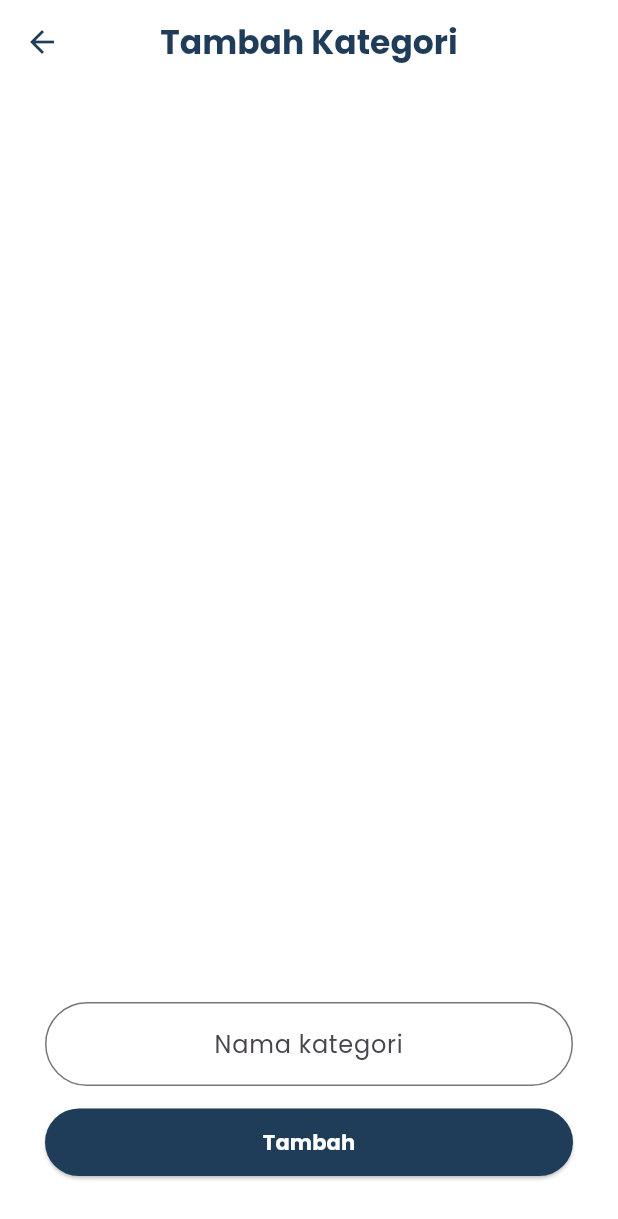
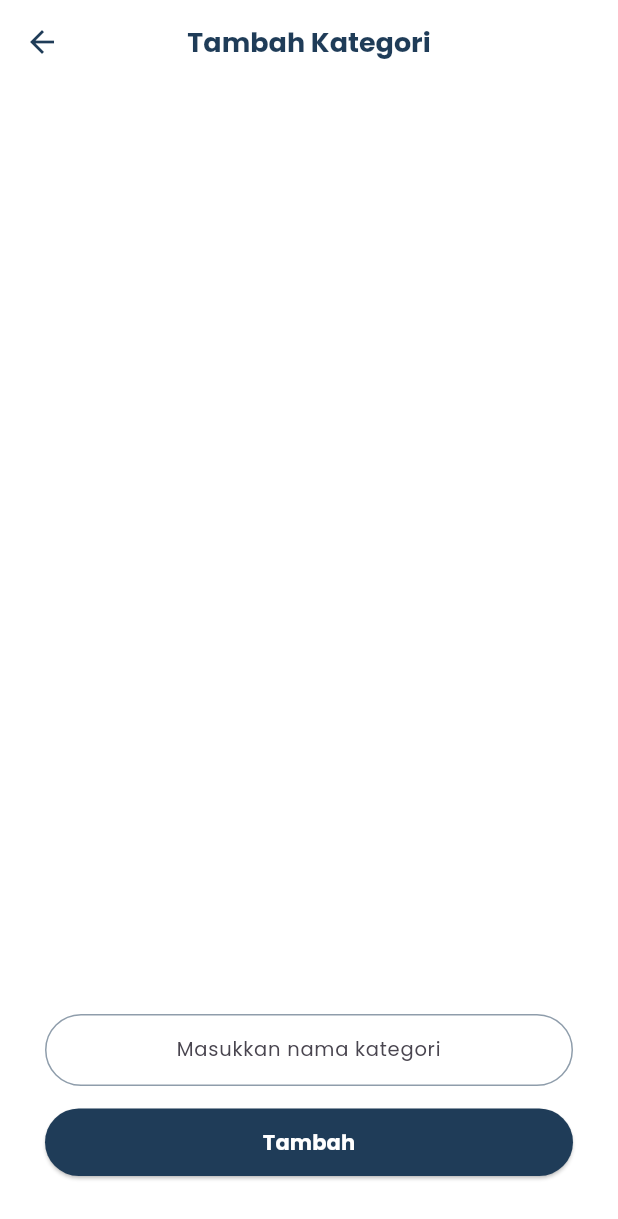
Before and after one commit to HusnulAzizah21/peminjaman_alat, a Flutter app: the KelolaKategoriPage screen opened directly, after a tap on "Tambah", on a phone screen of 412 x 824 dp. Shown: the top 1219 px of the screen. Run offline on Flutter 3.47's test engine with Material 3 defaults, Android fonts, the phone set to English and light mode, and no system bars; our stand-ins replace get, google_fonts, image_picker, supabase_flutter; accounts and stored records are empty.

Commit message:
update_kategori

```diff
--- a/lib/pages/admin/manajemen_alat/crud_kategori/kelola_kategori.dart
+++ b/lib/pages/admin/manajemen_alat/crud_kategori/kelola_kategori.dart
@@ -12,58 +12,170 @@ class KelolaKategoriPage extends StatefulWidget {
 class _KelolaKategoriPageState extends State<KelolaKategoriPage> {
   final c = Get.find<AppController>();
   final katController = TextEditingController();
+  final editController = TextEditingController();
   final Color primaryColor = const Color(0xFF1F3C58);
 
   bool _isEditing = false;
   int? _selectedKategoriId;
 
-  // --- RESET MODE ---
+  // --- LOGIKA BATAL / RESET ---
   void _resetMode() {
     setState(() {
       _isEditing = false;
       _selectedKategoriId = null;
       katController.clear();
+      editController.clear();
+      FocusScope.of(context).unfocus();
     });
   }
 
-  // --- MODE EDIT ---
-  void _setEditMode(int id, String currentName) {
+  void _startInlineEdit(int id, String currentName) {
     setState(() {
       _isEditing = true;
       _selectedKategoriId = id;
-      katController.text = currentName;
+      editController.text = currentName;
     });
   }
 
-  // --- FUNGSI SIMPAN (TAMBAH & UPDATE) ---
-  Future<void> _simpanKategori() async {
-    if (katController.text.isEmpty) return;
+  Future<void> _simpanKategori({bool isInline = false}) async {
+    String namaBaru = isInline ? editController.text : katController.text;
+    if (namaBaru.isEmpty) return;
 
     try {
-      if (_isEditing) {
+      if (_isEditing && _selectedKategoriId != null) {
         await c.supabase
             .from('kategori')
-            .update({'nama_kategori': katController.text})
+            .update({'nama_kategori': namaBaru})
             .eq('id_kategori', _selectedKategoriId!);
-
-        Get.snackbar("Sukses", "Kategori diperbarui", backgroundColor: Colors.white);
       } else {
         await c.supabase
             .from('kategori')
-            .insert({'nama_kategori': katController.text});
-
-        Get.snackbar("Sukses", "Kategori ditambahkan", backgroundColor: Colors.white);
+            .insert({'nama_kategori': namaBaru});
       }
 
-      // TRIGGER REFRESH: Memberitahu AdminPage untuk update list horizontal
       c.triggerRefresh();
       _resetMode();
     } catch (e) {
-      Get.snackbar("Error", "Gagal menyimpan: $e", backgroundColor: Colors.red, colorText: Colors.white);
+      Get.snackbar("Error", "Gagal menyimpan data", backgroundColor: Colors.red, colorText: Colors.white);
     }
   }
 
-  // --- DIALOG HAPUS ---
+  @override
+  Widget build(BuildContext context) {
+    return GestureDetector(
+      onTap: () {
+        if (_isEditing) _resetMode();
+      },
+      child: Scaffold(
+        backgroundColor: Colors.white,
+        appBar: AppBar(
+          leading: IconButton(icon: Icon(Icons.arrow_back, color: primaryColor), onPressed: () => Get.back()),
+          title: Text("Tambah Kategori", style: TextStyle(fontWeight: FontWeight.bold, color: primaryColor, fontSize: 18)),
+          backgroundColor: Colors.white,
+          elevation: 0,
+          centerTitle: true,
+        ),
+        body: Padding(
+          padding: const EdgeInsets.symmetric(horizontal: 30),
+          child: Column(
+            children: [
+              Expanded(
+                child: FutureBuilder(
+                  future: c.supabase.from('kategori').select().order('nama_kategori'),
+                  builder: (context, snapshot) {
+                    // PENGGANTI LOADING: Jika data belum siap, tampilkan Container kosong atau daftar kosong
+                    if (!snapshot.hasData && snapshot.connectionState == ConnectionState.waiting) {
+                      return const SizedBox.shrink(); // Tidak ada loading muter-muter
+                    }
+
+                    final data = snapshot.data as List? ?? [];
+                    return ListView.builder(
+                      itemCount: data.length,
+                      itemBuilder: (context, i) {
+                        final item = data[i];
+                        bool isRowEditing = _isEditing && _selectedKategoriId == item['id_kategori'];
+
+                        return Column(
+                          children: [
+                            ListTile(
+                              contentPadding: EdgeInsets.zero,
+                              title: isRowEditing
+                                ? TextField(
+                                    controller: editController,
+                                    autofocus: true,
+                                    style: TextStyle(color: primaryColor, fontWeight: FontWeight.w600, fontSize: 14),
+                                    decoration: const InputDecoration(border: InputBorder.none, isDense: true),
+                                  )
+                                : InkWell(
+                                    onTap: () => _startInlineEdit(item['id_kategori'], item['nama_kategori']),
+                                    child: Text(item['nama_kategori'],
+                                      style: TextStyle(color: primaryColor, fontWeight: FontWeight.w600, fontSize: 14)),
+                                  ),
+                              trailing: Row(
+                                mainAxisSize: MainAxisSize.min,
+                                children: [
+                                  if (isRowEditing) ...[
+                                    IconButton(
+                                      icon: Icon(Icons.check, color: primaryColor, size: 20),
+                                      onPressed: () => _simpanKategori(isInline: true),
+                                    ),
+                                    IconButton(
+                                      icon: Icon(Icons.cancel, color: primaryColor, size: 20),
+                                      onPressed: _resetMode,
+                                    ),
+                                  ],
+                                  if (!isRowEditing)
+                                    IconButton(
+                                      icon: Icon(Icons.delete, color: primaryColor, size: 20),
+                                      onPressed: () => _confirmDeleteKategori(item['id_kategori'], item['nama_kategori']),
+                                    ),
+                                ],
+                              ),
+                            ),
+                            const Divider(thickness: 1, height: 1),
+                          ],
+                        );
+                      },
+                    );
+                  },
+                ),
+              ),
+              const SizedBox(height: 10),
+              TextField(
+                controller: katController,
+                textAlign: TextAlign.center,
+                style: const TextStyle(fontSize: 13),
+                decoration: InputDecoration(
+                  hintText: "Masukkan nama kategori",
+                  contentPadding: const EdgeInsets.symmetric(vertical: 10),
+                  border: OutlineInputBorder(borderRadius: BorderRadius.circular(30)),
+                  enabledBorder: OutlineInputBorder(
+                    borderRadius: BorderRadius.circular(30),
+                    borderSide: BorderSide(color: primaryColor.withOpacity(0.5)),
+                  ),
+                ),
+              ),
+              const SizedBox(height: 15),
+              SizedBox(
+                width: double.infinity,
+                height: 45,
+                child: ElevatedButton(
+                  onPressed: () => _simpanKategori(isInline: false),
+                  style: ElevatedButton.styleFrom(
+                    backgroundColor: primaryColor,
+                    shape: RoundedRectangleBorder(borderRadius: BorderRadius.circular(30))
+                  ),
+                  child: const Text("Tambah", style: TextStyle(color: Colors.white, fontWeight: FontWeight.bold)),
+                ),
+              ),
+              const SizedBox(height: 40),
+            ],
+          ),
+        ),
+      ),
+    );
+  }
+
   void _confirmDeleteKategori(int id, String name) {
     Get.dialog(
       Dialog(
@@ -80,22 +192,17 @@ class _KelolaKategoriPageState extends State<KelolaKategoriPage> {
               Row(
                 mainAxisAlignment: MainAxisAlignment.spaceEvenly,
                 children: [
-                  OutlinedButton(
-                    onPressed: () => Get.back(),
-                    child: const Text("Batal"),
-                  ),
+                  OutlinedButton(onPressed: () => Get.back(), child: const Text("Batal")),
                   ElevatedButton(
                     onPressed: () async {
                       try {
                         await c.supabase.from('kategori').delete().eq('id_kategori', id);
-
-                        c.triggerRefresh(); // Refresh AdminPage
+                        c.triggerRefresh();
                         Get.back();
-                        _resetMode(); // Refresh list lokal
-                        Get.snackbar("Sukses", "Kategori dihapus", backgroundColor: Colors.white);
+                        _resetMode();
                       } catch (e) {
                         Get.back();
-                        Get.snackbar("Gagal", "Kategori masih digunakan alat lain", backgroundColor: Colors.red, colorText: Colors.white);
+                        Get.snackbar("Gagal", "Data masih digunakan", backgroundColor: Colors.red, colorText: Colors.white);
                       }
                     },
                     style: ElevatedButton.styleFrom(backgroundColor: primaryColor),
@@ -109,87 +216,4 @@ class _KelolaKategoriPageState extends State<KelolaKategoriPage> {
       ),
     );
   }
-
-  @override
-  Widget build(BuildContext context) {
-    return Scaffold(
-      backgroundColor: Colors.white,
-      appBar: AppBar(
-        title: Text(_isEditing ? "Edit Kategori" : "Tambah Kategori", style: const TextStyle(fontWeight: FontWeight.bold)),
-        backgroundColor: Colors.white,
-        foregroundColor: primaryColor,
-        elevation: 0,
-        centerTitle: true,
-      ),
-      body: Padding(
-        padding: const EdgeInsets.symmetric(horizontal: 30),
-        child: Column(
-          children: [
-            Expanded(
-              child: FutureBuilder(
-                future: c.supabase.from('kategori').select().order('nama_kategori'),
-                builder: (context, snapshot) {
-                  if (snapshot.connectionState == ConnectionState.waiting) return const Center(child: CircularProgressIndicator());
-                  final data = snapshot.data as List? ?? [];
-                  return ListView.builder(
-                    itemCount: data.length,
-                    itemBuilder: (context, i) {
-                      final item = data[i];
-                      return Column(
-                        children: [
-                          ListTile(
-                            contentPadding: EdgeInsets.zero,
-                            title: Text(item['nama_kategori'], style: TextStyle(color: primaryColor, fontWeight: FontWeight.w600)),
-                            trailing: Row(
-                              mainAxisSize: MainAxisSize.min,
-                              children: [
-                                IconButton(
-                                  icon: Icon(Icons.edit, color: primaryColor, size: 20),
-                                  onPressed: () => _setEditMode(item['id_kategori'], item['nama_kategori']),
-                                ),
-                                IconButton(
-                                  icon: const Icon(Icons.delete, color: Colors.redAccent, size: 20),
-                                  onPressed: () => _confirmDeleteKategori(item['id_kategori'], item['nama_kategori']),
-                                ),
-                              ],
-                            ),
-                          ),
-                          const Divider(thickness: 1, height: 1),
-                        ],
-                      );
-                    },
-                  );
-                },
-              ),
-            ),
-            const SizedBox(height: 10),
-            if (_isEditing)
-              Align(
-                alignment: Alignment.centerRight,
-                child: TextButton(onPressed: _resetMode, child: const Text("Batal Edit", style: TextStyle(color: Colors.red))),
-              ),
-            TextField(
-              controller: katController,
-              textAlign: TextAlign.center,
-              decoration: InputDecoration(
-                hintText: "Nama kategori",
-                border: OutlineInputBorder(borderRadius: BorderRadius.circular(30)),
-              ),
-            ),
-            const SizedBox(height: 15),
-            SizedBox(
-              width: double.infinity,
-              height: 45,
-              child: ElevatedButton(
-                onPressed: _simpanKategori,
-                style: ElevatedButton.styleFrom(backgroundColor: primaryColor, shape: RoundedRectangleBorder(borderRadius: BorderRadius.circular(30))),
-                child: Text(_isEditing ? "Simpan Perubahan" : "Tambah", style: const TextStyle(color: Colors.white, fontWeight: FontWeight.bold)),
-              ),
-            ),
-            const SizedBox(height: 40),
-          ],
-        ),
-      ),
-    );
-  }
 }
```
Also changed, not shown: lib/pages/admin/manajemen_alat/manajemen_alat_page.dart (+13 -4 lines).
